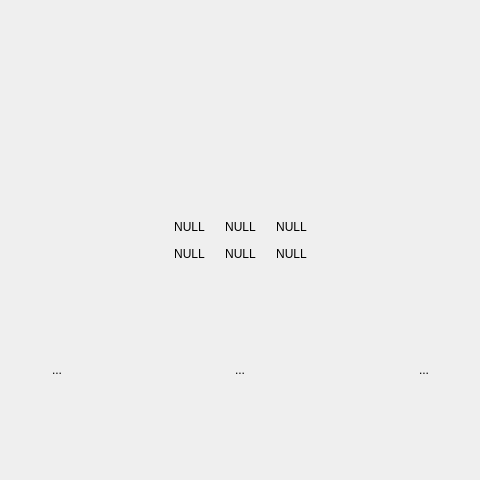
This is videowindow.ui in chenhuan0/intel-client as Qt 5 draws it before an edit; both pictures show x 120 to 600 and y 0 to 480 of the 720 by 480 pixel window. The edited form follows.
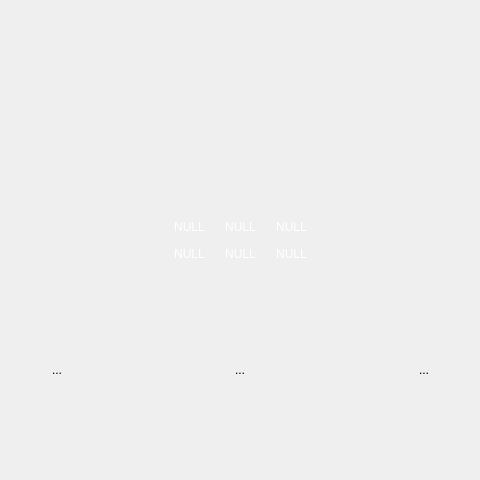
This is the edited form. Icons and pictures are not drawn.

Patch:
```diff
--- a/videowindow.ui
+++ b/videowindow.ui
@@ -114,7 +114,7 @@
          <item row="0" column="1">
           <widget class="QToolButton" name="video2">
            <property name="styleSheet">
-            <string notr="true"/>
+            <string notr="true">color: rgb(255, 255, 255);</string>
            </property>
            <property name="text">
             <string>NULL</string>
@@ -140,7 +140,7 @@
          <item row="0" column="0">
           <widget class="QToolButton" name="video1">
            <property name="styleSheet">
-            <string notr="true"/>
+            <string notr="true">color: rgb(255, 255, 255);</string>
            </property>
            <property name="text">
             <string>NULL</string>
@@ -166,7 +166,7 @@
          <item row="0" column="2">
           <widget class="QToolButton" name="video3">
            <property name="styleSheet">
-            <string notr="true"/>
+            <string notr="true">color: rgb(255, 255, 255);</string>
            </property>
            <property name="text">
             <string>NULL</string>
@@ -192,7 +192,7 @@
          <item row="1" column="0">
           <widget class="QToolButton" name="video4">
            <property name="styleSheet">
-            <string notr="true"/>
+            <string notr="true">color: rgb(255, 255, 255);</string>
            </property>
            <property name="text">
             <string>NULL</string>
@@ -218,7 +218,7 @@
          <item row="1" column="2">
           <widget class="QToolButton" name="video6">
            <property name="styleSheet">
-            <string notr="true"/>
+            <string notr="true">color: rgb(255, 255, 255);</string>
            </property>
            <property name="text">
             <string>NULL</string>
@@ -244,7 +244,7 @@
          <item row="1" column="1">
           <widget class="QToolButton" name="video5">
            <property name="styleSheet">
-            <string notr="true"/>
+            <string notr="true">color: rgb(255, 255, 255);</string>
            </property>
            <property name="text">
             <string>NULL</string>
```
